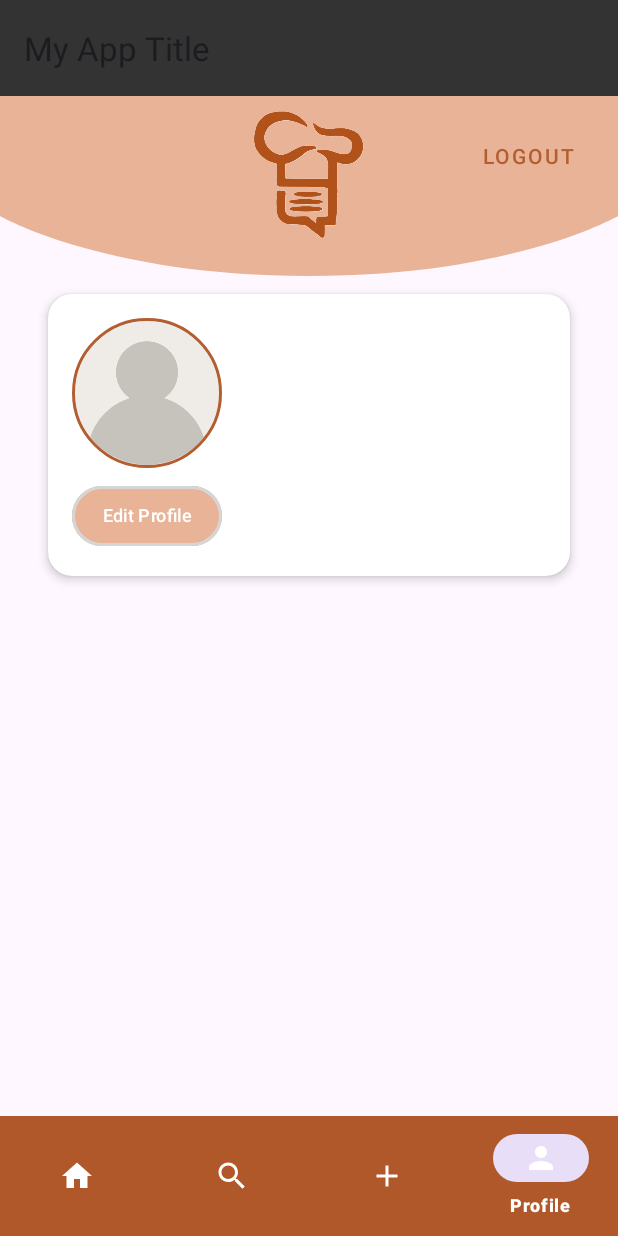
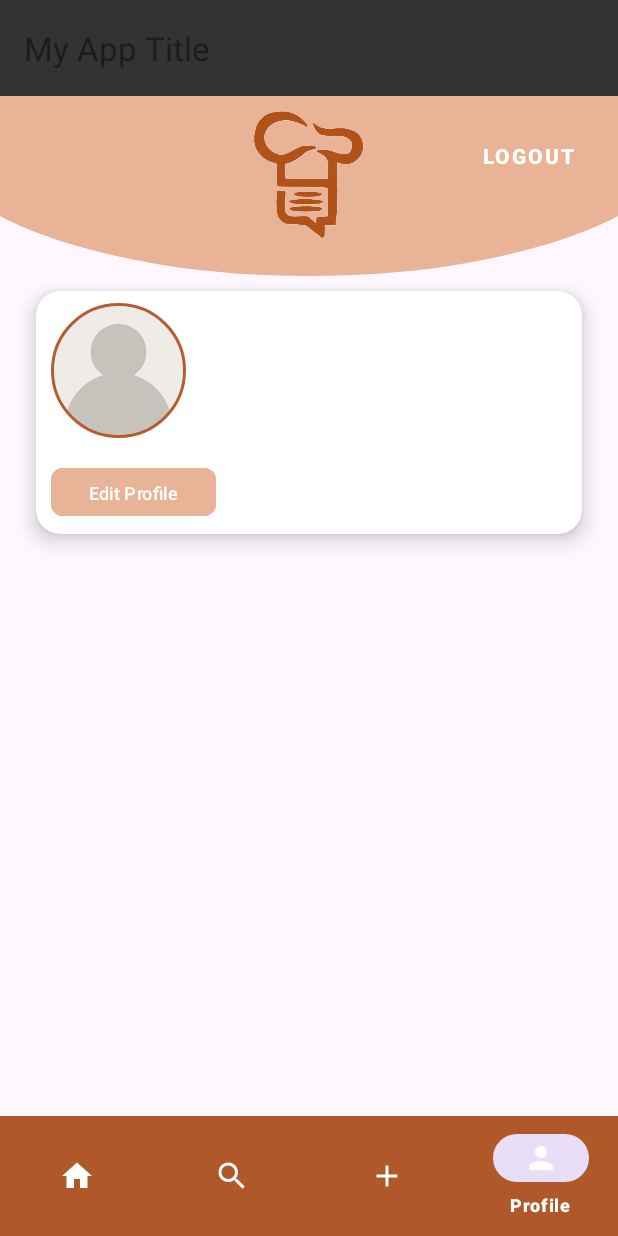
Before and after one commit to inbar2268/final-project-shareEat, an Android app: the ProfileFragment screen opened directly, with no data from a screen before it, on a phone screen of 412 x 824 dp. Run offline under Robolectric (Android 15) with nearby library versions, the phone set to English and light mode, and no system bars; our stand-ins replace CircleImageView, Firebase (no records; nobody signed in at launch, a user with empty details on screens opened directly), Room's generated code, navigation-ui; libraries missing offline, so code that uses them is left out: com.cloudinary, com.cloudinary.utils; 1 statement that could not run was skipped.

Commit message:
design profile page

```diff
--- a/app/src/main/res/layout/fragment_profile.xml
+++ b/app/src/main/res/layout/fragment_profile.xml
@@ -15,6 +15,7 @@ tools:context=".ProfileFragment">
         app:layout_constraintStart_toStartOf="parent"
         app:layout_constraintTop_toTopOf="parent" />
 
+    <!-- Chef hat logo -->
     <ImageView
         android:id="@+id/logoImage"
         android:layout_width="100dp"
@@ -25,60 +26,61 @@ tools:context=".ProfileFragment">
         app:layout_constraintStart_toStartOf="parent"
         app:layout_constraintTop_toTopOf="parent" />
 
+    <Button
+        android:id="@+id/logoutButton"
+        style="@style/Widget.MaterialComponents.Button.TextButton"
+        android:layout_width="wrap_content"
+        android:layout_height="wrap_content"
+        android:layout_margin="16dp"
+        android:text="Logout"
+        android:textColor="#FFFFFF"
+        android:textStyle="bold"
+        app:layout_constraintEnd_toEndOf="parent"
+        app:layout_constraintTop_toTopOf="parent" />
+
     <androidx.cardview.widget.CardView
         android:id="@+id/profileCard"
         android:layout_width="0dp"
         android:layout_height="wrap_content"
-    android:layout_marginStart="32dp"
-    android:layout_marginEnd="32dp"
-    android:layout_marginTop="32dp"
+        android:layout_marginStart="24dp"
+        android:layout_marginTop="130dp"
+        android:layout_marginEnd="24dp"
         app:cardCornerRadius="16dp"
-    app:cardElevation="4dp"
+        app:cardElevation="8dp"
         app:layout_constraintEnd_toEndOf="parent"
         app:layout_constraintStart_toStartOf="parent"
-    app:layout_constraintTop_toBottomOf="@id/logoImage">
+        app:layout_constraintTop_toTopOf="parent">
 
         <androidx.constraintlayout.widget.ConstraintLayout
             android:layout_width="match_parent"
             android:layout_height="wrap_content"
-        android:padding="16dp">
+            android:paddingLeft="10dp"
+            android:paddingTop="8dp"
+            android:paddingRight="10dp"
+            android:paddingBottom="8dp">
 
             <de.hdodenhof.circleimageview.CircleImageView
                 android:id="@+id/profileImage"
-            android:layout_width="100dp"
-            android:layout_height="100dp"
+                android:layout_width="90dp"
+                android:layout_height="90dp"
                 android:src="@drawable/avatar"
                 app:civ_border_color="#B25E30"
                 app:civ_border_width="2dp"
                 app:layout_constraintStart_toStartOf="parent"
                 app:layout_constraintTop_toTopOf="parent" />
 
-        <Button
-            android:id="@+id/changePhotoButton"
-            style="@style/Widget.MaterialComponents.Button.TextButton"
-            android:layout_width="wrap_content"
-            android:layout_height="wrap_content"
-            android:layout_marginStart="116dp"
-            android:layout_marginBottom="36dp"
-            android:text="Change Photo"
-            android:textSize="12sp"
-            android:visibility="gone"
-            app:layout_constraintBottom_toTopOf="@+id/editProfileButton"
-            app:layout_constraintStart_toStartOf="parent"
-            app:layout_constraintTop_toTopOf="parent"
-            app:layout_constraintVertical_bias="1.0" />
-
             <TextView
                 android:id="@+id/displayNameText"
                 android:layout_width="0dp"
                 android:layout_height="wrap_content"
                 android:layout_marginStart="16dp"
-            android:textSize="22sp"
+                android:textSize="24sp"
                 android:textStyle="bold"
                 app:layout_constraintBottom_toTopOf="@id/emailText"
                 app:layout_constraintEnd_toEndOf="parent"
                 app:layout_constraintStart_toEndOf="@id/profileImage"
                 app:layout_constraintTop_toTopOf="@id/profileImage"
+                app:layout_constraintVertical_chainStyle="packed"
                 tools:text="Noam Zedek" />
 
             <TextView
@@ -87,7 +89,7 @@ tools:context=".ProfileFragment">
                 android:layout_height="wrap_content"
                 android:layout_marginStart="16dp"
                 android:textColor="#757575"
-            android:textSize="18sp"
+                android:textSize="20sp"
                 app:layout_constraintBottom_toBottomOf="@id/profileImage"
                 app:layout_constraintEnd_toEndOf="parent"
                 app:layout_constraintStart_toEndOf="@id/profileImage"
@@ -97,14 +99,15 @@ tools:context=".ProfileFragment">
             <com.google.android.material.textfield.TextInputLayout
                 android:id="@+id/displayNameInputLayout"
                 style="@style/Widget.MaterialComponents.TextInputLayout.OutlinedBox"
-            android:layout_width="match_parent"
+                android:layout_width="0dp"
                 android:layout_height="wrap_content"
-            android:layout_marginTop="16dp"
-            android:hint="Display Name"
+                android:layout_marginStart="16dp"
+                android:hint="Full name"
                 android:visibility="gone"
+                app:layout_constraintBottom_toBottomOf="@id/profileImage"
                 app:layout_constraintEnd_toEndOf="parent"
-            app:layout_constraintStart_toStartOf="parent"
-            app:layout_constraintTop_toBottomOf="@id/profileImage">
+                app:layout_constraintStart_toEndOf="@id/profileImage"
+                app:layout_constraintTop_toTopOf="@id/profileImage">
 
                 <com.google.android.material.textfield.TextInputEditText
                     android:id="@+id/displayNameInput"
@@ -113,92 +116,86 @@ tools:context=".ProfileFragment">
                     android:inputType="textPersonName" />
             </com.google.android.material.textfield.TextInputLayout>
 
+            <Button
+                android:id="@+id/changePhotoButton"
+                style="@style/Widget.MaterialComponents.Button.TextButton"
+                android:layout_width="90dp"
+                android:layout_height="36dp"
+                android:layout_marginTop="8dp"
+                android:minWidth="0dp"
+                android:paddingStart="0dp"
+                android:paddingEnd="0dp"
+                android:text="Change Photo"
+                android:textColor="@color/peach"
+                android:textSize="10sp"
+                android:visibility="gone"
+                app:layout_constraintEnd_toEndOf="@id/profileImage"
+                app:layout_constraintStart_toStartOf="@id/profileImage"
+                app:layout_constraintTop_toBottomOf="@+id/profileImage" />
 
             <com.google.android.material.button.MaterialButton
                 android:id="@+id/editProfileButton"
-            android:layout_width="100dp"
-            android:layout_height="wrap_content"
-            android:layout_marginTop="8dp"
-            android:layout_marginEnd="32dp"
+                android:layout_width="110dp"
+                android:layout_height="40dp"
+                android:layout_marginTop="16dp"
                 android:backgroundTint="@color/peach"
                 android:fontFamily="sans-serif-medium"
-            android:paddingLeft="10dp"
-            android:paddingTop="10dp"
-            android:paddingRight="10dp"
-            android:paddingBottom="12dp"
+                android:paddingVertical="8dp"
                 android:text="Edit Profile"
                 android:textColor="#FFFFFF"
                 android:textSize="12sp"
+                app:cornerRadius="8dp"
                 app:elevation="4dp"
-            app:layout_constraintEnd_toEndOf="parent"
-            app:layout_constraintHorizontal_bias="0.0"
                 app:layout_constraintStart_toStartOf="parent"
-            app:layout_constraintTop_toBottomOf="@id/profileImage"
-            app:strokeColor="@color/colorPrimaryDark"
-            app:strokeWidth="2dp" />
-
+                app:layout_constraintTop_toBottomOf="@id/profileImage" />
 
             <Button
                 android:id="@+id/saveChangesButton"
                 android:layout_width="0dp"
-            android:layout_height="wrap_content"
-            android:layout_marginStart="4dp"
+                android:layout_height="40dp"
                 android:layout_marginTop="16dp"
                 android:layout_marginEnd="4dp"
                 android:backgroundTint="@color/peach"
                 android:fontFamily="sans-serif-medium"
-            android:paddingLeft="24dp"
-            android:paddingTop="12dp"
-            android:paddingRight="24dp"
-            android:paddingBottom="12dp"
+                android:paddingVertical="0dp"
                 android:text="Save"
                 android:textColor="#FFFFFF"
-            android:textSize="16sp"
+                android:textSize="14sp"
                 android:visibility="gone"
+                app:cornerRadius="8dp"
                 app:elevation="4dp"
-            app:layout_constraintEnd_toStartOf="@id/cancelButton"
+                app:layout_constraintEnd_toStartOf="@id/guideline"
                 app:layout_constraintStart_toStartOf="parent"
-            app:layout_constraintTop_toBottomOf="@id/displayNameInputLayout"
-            app:strokeColor="@color/colorPrimaryDark"
-            app:strokeWidth="2dp" />
+                app:layout_constraintTop_toBottomOf="@id/changePhotoButton" />
 
             <Button
                 android:id="@+id/cancelButton"
                 android:layout_width="0dp"
-            android:layout_height="wrap_content"
+                android:layout_height="40dp"
                 android:layout_marginStart="4dp"
                 android:layout_marginTop="16dp"
                 android:backgroundTint="@color/white"
                 android:fontFamily="sans-serif-medium"
-            android:paddingLeft="24dp"
-            android:paddingTop="12dp"
-            android:paddingRight="24dp"
-            android:paddingBottom="12dp"
+                android:paddingVertical="0dp"
                 android:text="Cancel"
                 android:textColor="@color/peach"
-            android:textSize="16sp"
+                android:textSize="14sp"
                 android:visibility="gone"
+                app:cornerRadius="8dp"
                 app:elevation="4dp"
                 app:layout_constraintEnd_toEndOf="parent"
-            app:layout_constraintStart_toEndOf="@id/saveChangesButton"
-            app:layout_constraintTop_toBottomOf="@id/displayNameInputLayout"
-            app:strokeColor="@color/colorPrimaryDark"
-            app:strokeWidth="2dp" />
+                app:layout_constraintStart_toEndOf="@id/guideline"
+                app:layout_constraintTop_toBottomOf="@id/changePhotoButton"
+                app:strokeColor="@color/peach"
+                app:strokeWidth="1dp" />
 
-
+            <androidx.constraintlayout.widget.Guideline
+                android:id="@+id/guideline"
+                android:layout_width="wrap_content"
+                android:layout_height="wrap_content"
+                android:orientation="vertical"
+                app:layout_constraintGuide_percent="0.5" />
         </androidx.constraintlayout.widget.ConstraintLayout>
-</androidx.cardview.widget.CardView>
-
-<androidx.cardview.widget.CardView
-    android:id="@+id/recipeGridSection"
-    android:layout_width="0dp"
-    android:layout_height="0dp"
-    android:layout_margin="32dp"
-    app:cardCornerRadius="16dp"
-    app:cardElevation="4dp"
-    app:layout_constraintEnd_toEndOf="parent"
-    app:layout_constraintStart_toStartOf="parent"
-    app:layout_constraintTop_toBottomOf="@id/profileCard">
     </androidx.cardview.widget.CardView>
 
     <ProgressBar
@@ -210,15 +207,4 @@ tools:context=".ProfileFragment">
         app:layout_constraintEnd_toEndOf="parent"
         app:layout_constraintStart_toStartOf="parent"
         app:layout_constraintTop_toTopOf="parent" />
-
-<Button
-    android:id="@+id/logoutButton"
-    android:layout_width="wrap_content"
-    android:layout_height="wrap_content"
-    android:layout_margin="16dp"
-    android:text="Logout"
-    android:textColor="#B25E30"
-    style="@style/Widget.MaterialComponents.Button.TextButton"
-    app:layout_constraintEnd_toEndOf="parent"
-    app:layout_constraintTop_toTopOf="parent" />
 </androidx.constraintlayout.widget.ConstraintLayout>
--- a/gradle.properties
+++ b/gradle.properties
@@ -22,6 +22,6 @@ kotlin.code.style=official
 # thereby reducing the size of the R class for that library
 android.nonTransitiveRClass=true
 
-CLOUD_NAME=dynaeqgpf
-API_KEY=655311345332864
-API_SECRET=8NCn7PgQ3awKspCWLvcsaTUUi90
+CLOUD_NAME=
+API_KEY=
+API_SECRET=
```
Lines whose indentation alone changed are shown as unchanged.
